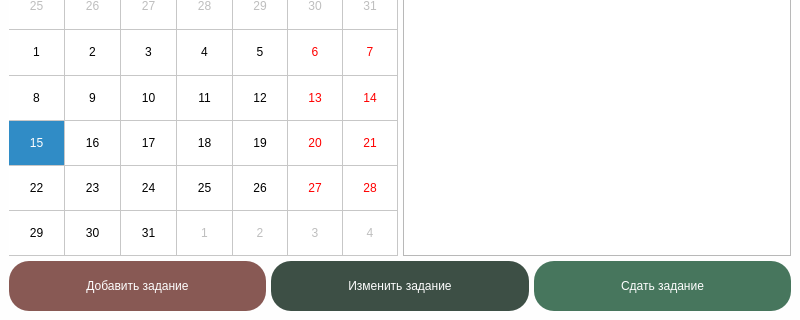
Before: the Qt Designer form UI/mainwindow_ui.ui in AREA-team/AREA-Student, drawn with Qt 5; both pictures show x 0 to 800 and y 180 to 500 of the 800 by 500 pixel window.
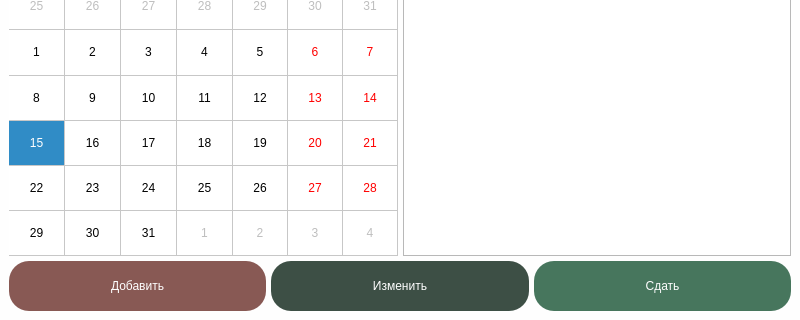
After: the same form once the commit is applied. Custom widgets are drawn as their Qt base class.

Commit message: Adding and editing tasks realized Main window icons added

Patch:
```diff
--- a/UI/mainwindow_ui.ui
+++ b/UI/mainwindow_ui.ui
@@ -320,7 +320,13 @@
 }</string>
          </property>
          <property name="text">
-          <string>Добавить задание</string>
+          <string>Добавить</string>
+         </property>
+         <property name="iconSize">
+          <size>
+           <width>30</width>
+           <height>30</height>
+          </size>
          </property>
         </widget>
        </item>
@@ -347,7 +353,13 @@
 }</string>
          </property>
          <property name="text">
-          <string>Изменить задание</string>
+          <string>Изменить</string>
+         </property>
+         <property name="iconSize">
+          <size>
+           <width>30</width>
+           <height>30</height>
+          </size>
          </property>
         </widget>
        </item>
@@ -374,7 +386,16 @@
 }</string>
          </property>
          <property name="text">
-          <string>Сдать задание</string>
+          <string>Сдать</string>
+         </property>
+         <property name="iconSize">
+          <size>
+           <width>30</width>
+           <height>30</height>
+          </size>
+         </property>
+         <property name="autoRepeat">
+          <bool>false</bool>
          </property>
         </widget>
        </item>
```
Left out of the diff: 9 changed lines with no effect on the pictures. The commit also changes 10 other files.
